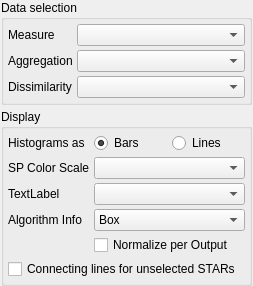
Qt form modules/FiAKEr/SensitivitySettings.ui (3dct/open_iA) before a commit.
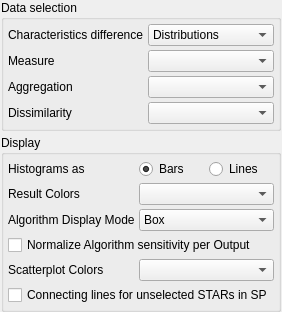
The same form after that commit.

Commit message: Sensitivity: pairwise char diff computation fix, use in Algo Info, make switchable also for parameter influence view

The edit to the form file:
```diff
--- a/modules/FiAKEr/SensitivitySettings.ui
+++ b/modules/FiAKEr/SensitivitySettings.ui
@@ -6,8 +6,8 @@
    <rect>
     <x>0</x>
     <y>0</y>
-    <width>253</width>
-    <height>228</height>
+    <width>261</width>
+    <height>273</height>
    </rect>
   </property>
   <property name="windowTitle">
@@ -29,6 +29,95 @@
    <property name="spacing">
     <number>4</number>
    </property>
+   <item row="2" column="0">
+    <widget class="QGroupBox" name="gbData">
+     <property name="title">
+      <string>Data selection</string>
+     </property>
+     <layout class="QGridLayout" name="glData">
+      <property name="leftMargin">
+       <number>4</number>
+      </property>
+      <property name="topMargin">
+       <number>4</number>
+      </property>
+      <property name="rightMargin">
+       <number>4</number>
+      </property>
+      <property name="bottomMargin">
+       <number>4</number>
+      </property>
+      <property name="spacing">
+       <number>4</number>
+      </property>
+      <item row="1" column="1">
+       <widget class="QComboBox" name="cmbboxCharDiff">
+        <item>
+         <property name="text">
+          <string>Distributions</string>
+         </property>
+        </item>
+        <item>
+         <property name="text">
+          <string>Pairwise Average</string>
+         </property>
+        </item>
+       </widget>
+      </item>
+      <item row="3" column="0">
+       <widget class="QLabel" name="lbAggregation">
+        <property name="text">
+         <string>Aggregation</string>
+        </property>
+       </widget>
+      </item>
+      <item row="3" column="1">
+       <widget class="QComboBox" name="cmbboxAggregation">
+        <property name="sizePolicy">
+         <sizepolicy hsizetype="Expanding" vsizetype="Fixed">
+          <horstretch>0</horstretch>
+          <verstretch>0</verstretch>
+         </sizepolicy>
+        </property>
+       </widget>
+      </item>
+      <item row="4" column="0">
+       <widget class="QLabel" name="lbDissimilarity">
+        <property name="text">
+         <string>Dissimilarity</string>
+        </property>
+       </widget>
+      </item>
+      <item row="4" column="1">
+       <widget class="QComboBox" name="cmbboxDissimilarity"/>
+      </item>
+      <item row="2" column="0">
+       <widget class="QLabel" name="lbMeasure">
+        <property name="text">
+         <string>Measure</string>
+        </property>
+       </widget>
+      </item>
+      <item row="1" column="0">
+       <widget class="QLabel" name="lbCharacteristicsDifference">
+        <property name="text">
+         <string>Characteristics difference</string>
+        </property>
+       </widget>
+      </item>
+      <item row="2" column="1">
+       <widget class="QComboBox" name="cmbboxMeasure">
+        <property name="sizePolicy">
+         <sizepolicy hsizetype="Expanding" vsizetype="Fixed">
+          <horstretch>0</horstretch>
+          <verstretch>0</verstretch>
+         </sizepolicy>
+        </property>
+       </widget>
+      </item>
+     </layout>
+    </widget>
+   </item>
    <item row="3" column="0">
     <widget class="QGroupBox" name="gbDisplay">
      <property name="title">
@@ -50,37 +139,10 @@
       <property name="spacing">
        <number>4</number>
       </property>
-      <item row="0" column="2">
-       <widget class="QRadioButton" name="rbLines">
+      <item row="2" column="0">
+       <widget class="QLabel" name="lbSPHighlightColorScale">
         <property name="text">
-         <string>Lines</string>
-        </property>
-       </widget>
-      </item>
-      <item row="2" column="1" colspan="2">
-       <widget class="QComboBox" name="cmbboxSPHighlightColorScale"/>
-      </item>
-      <item row="3" column="0">
-       <widget class="QLabel" name="label">
-        <property name="text">
-         <string>Algorithm Info</string>
-        </property>
-       </widget>
-      </item>
-      <item row="0" column="0">
-       <widget class="QLabel" name="lbHistograms">
-        <property name="text">
-         <string>Histograms as</string>
-        </property>
-       </widget>
-      </item>
-      <item row="1" column="1" colspan="2">
-       <widget class="QComboBox" name="cmbboxSPColorMap"/>
-      </item>
-      <item row="1" column="0">
-       <widget class="QLabel" name="lbSPColorScale">
-        <property name="text">
-         <string>SP Color Scale</string>
+         <string>Result Colors</string>
         </property>
        </widget>
       </item>
@@ -94,21 +156,38 @@
         </property>
        </widget>
       </item>
-      <item row="2" column="0">
-       <widget class="QLabel" name="lbSPHighlightColorScale">
+      <item row="5" column="0">
+       <widget class="QLabel" name="lbAlgorithmInfoDisplayMode">
         <property name="text">
-         <string>TextLabel</string>
+         <string>Algorithm Display Mode</string>
         </property>
        </widget>
       </item>
-      <item row="5" column="0" colspan="3">
+      <item row="8" column="0" colspan="3">
        <widget class="QCheckBox" name="cbUnselectedSTARLines">
         <property name="text">
-         <string>Connecting lines for unselected STARs</string>
+         <string>Connecting lines for unselected STARs in SP</string>
         </property>
        </widget>
       </item>
-      <item row="3" column="1" colspan="2">
+      <item row="0" column="0">
+       <widget class="QLabel" name="lbHistograms">
+        <property name="text">
+         <string>Histograms as</string>
+        </property>
+       </widget>
+      </item>
+      <item row="0" column="2">
+       <widget class="QRadioButton" name="rbLines">
+        <property name="text">
+         <string>Lines</string>
+        </property>
+       </widget>
+      </item>
+      <item row="2" column="1" colspan="2">
+       <widget class="QComboBox" name="cmbboxSPHighlightColorScale"/>
+      </item>
+      <item row="5" column="1" colspan="2">
        <widget class="QComboBox" name="cmbboxAlgoInfoMode">
         <item>
          <property name="text">
@@ -122,85 +201,27 @@
         </item>
        </widget>
       </item>
-      <item row="4" column="1" colspan="2">
+      <item row="7" column="0">
+       <widget class="QLabel" name="lbSPColorScale">
+        <property name="text">
+         <string>Scatterplot Colors</string>
+        </property>
+       </widget>
+      </item>
+      <item row="6" column="0" colspan="3">
        <widget class="QCheckBox" name="cbAlgoMaxPerOut">
         <property name="text">
-         <string>Normalize per Output</string>
+         <string>Normalize Algorithm sensitivity per Output</string>
         </property>
        </widget>
       </item>
-     </layout>
-    </widget>
-   </item>
-   <item row="2" column="0">
-    <widget class="QGroupBox" name="gbData">
-     <property name="title">
-      <string>Data selection</string>
-     </property>
-     <layout class="QGridLayout" name="glData">
-      <property name="leftMargin">
-       <number>4</number>
-      </property>
-      <property name="topMargin">
-       <number>4</number>
-      </property>
-      <property name="rightMargin">
-       <number>4</number>
-      </property>
-      <property name="bottomMargin">
-       <number>4</number>
-      </property>
-      <property name="spacing">
-       <number>4</number>
-      </property>
-      <item row="2" column="1">
-       <widget class="QComboBox" name="cmbboxDissimilarity"/>
+      <item row="7" column="1" colspan="2">
+       <widget class="QComboBox" name="cmbboxSPColorMap"/>
       </item>
-      <item row="1" column="1">
-       <widget class="QComboBox" name="cmbboxAggregation">
-        <property name="sizePolicy">
-         <sizepolicy hsizetype="Expanding" vsizetype="Fixed">
-          <horstretch>0</horstretch>
-          <verstretch>0</verstretch>
-         </sizepolicy>
-        </property>
-       </widget>
-      </item>
-      <item row="1" column="0">
-       <widget class="QLabel" name="lbAggregation">
-        <property name="text">
-         <string>Aggregation</string>
-        </property>
-       </widget>
-      </item>
-      <item row="0" column="0">
-       <widget class="QLabel" name="lbMeasure">
-        <property name="text">
-         <string>Measure</string>
-        </property>
-       </widget>
-      </item>
-      <item row="0" column="1">
-       <widget class="QComboBox" name="cmbboxMeasure">
-        <property name="sizePolicy">
-         <sizepolicy hsizetype="Expanding" vsizetype="Fixed">
-          <horstretch>0</horstretch>
-          <verstretch>0</verstretch>
-         </sizepolicy>
-        </property>
-       </widget>
-      </item>
-      <item row="2" column="0">
-       <widget class="QLabel" name="lbDissimilarity">
-        <property name="text">
-         <string>Dissimilarity</string>
-        </property>
-       </widget>
-      </item>
      </layout>
     </widget>
    </item>
-   <item row="5" column="0">
+   <item row="4" column="0">
     <spacer name="verticalSpacer">
      <property name="orientation">
       <enum>Qt::Vertical</enum>
```
Left out of the diff: 2 changed lines with no effect on the pictures. The commit also changes 8 other files.
